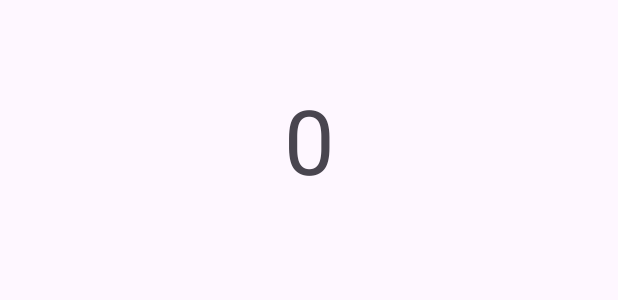
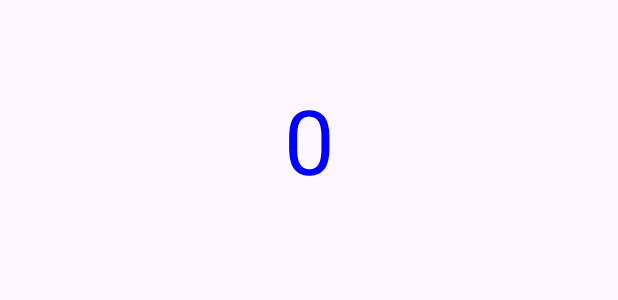
Before and after one commit to ri0103/CountChallenge, an Android app: the layout activity_main.xml on its own in the app's theme, with its tools: preview values and no code run, on a phone screen of 412 x 824 dp. Shown: the part 479-779 px from the top of the screen. Run offline under Robolectric (Android 15) with nearby library versions, the phone set to English and light mode, and no system bars.

Commit message:
お題２

```diff
--- a/app/src/main/res/layout/activity_main.xml
+++ b/app/src/main/res/layout/activity_main.xml
@@ -13,6 +13,7 @@
         android:layout_height="wrap_content"
         android:textSize="60sp"
         android:text="0"
+        android:textColor="#0000FF"
         app:layout_constraintBottom_toBottomOf="parent"
         app:layout_constraintEnd_toEndOf="parent"
         app:layout_constraintStart_toStartOf="parent"
```
Also changed, not shown: app/src/main/java/app/ishizaki/dragon/countchallenge/MainActivity.kt (+8 -3 lines).
